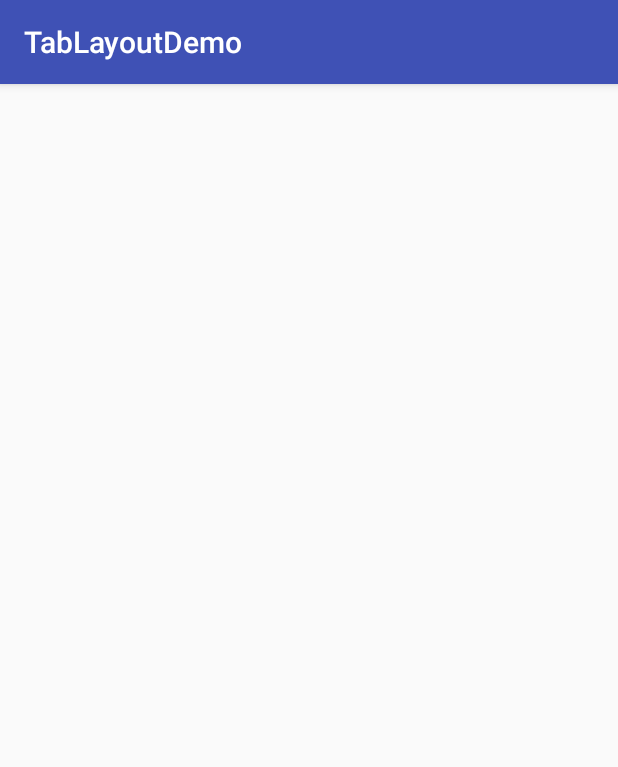
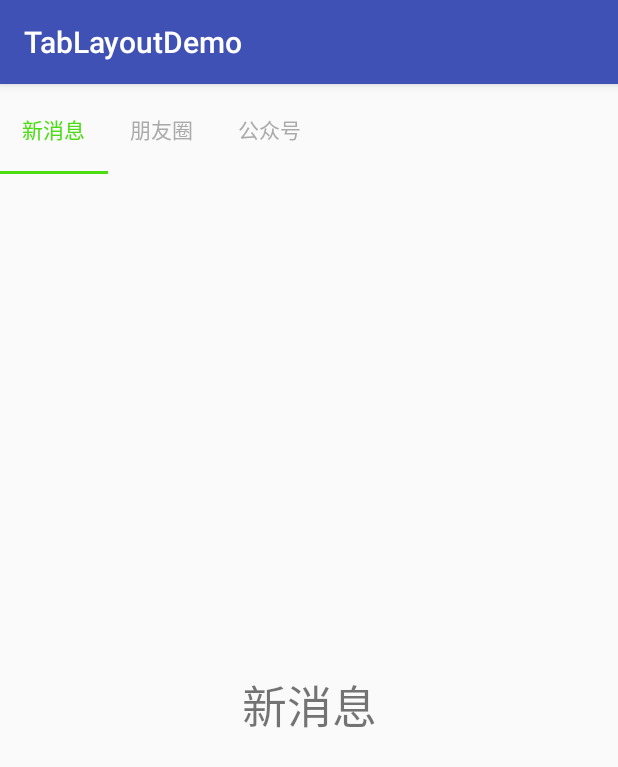
Before and after one commit to lindroy/TabLayoutDemo, an Android app: the screen it shows after launch (MainActivity), on a phone screen of 412 x 824 dp. Shown: the top 767 px of the screen. Run offline under Robolectric (Android 15) with nearby library versions, the phone set to English and light mode, and no system bars.

Commit message:
实现基础的效果。

```diff
--- a/app/src/main/java/com/lindroid/tablayoutdemo/MainActivity.java
+++ b/app/src/main/java/com/lindroid/tablayoutdemo/MainActivity.java
@@ -1,13 +1,75 @@
 package com.lindroid.tablayoutdemo;
 
 import android.os.Bundle;
+import android.support.design.widget.TabLayout;
+import android.support.v4.app.Fragment;
+import android.support.v4.app.FragmentManager;
+import android.support.v4.app.FragmentPagerAdapter;
+import android.support.v4.view.ViewPager;
 import android.support.v7.app.AppCompatActivity;
+import android.util.Log;
+
+import java.util.ArrayList;
+import java.util.List;
 
 public class MainActivity extends AppCompatActivity {
+    private ViewPager viewPager;
+    private TabLayout tabLayout;
+    private List<Fragment> fragments = new ArrayList<>();
+    private List<String> tabs = new ArrayList<>();
 
     @Override
     protected void onCreate(Bundle savedInstanceState) {
         super.onCreate(savedInstanceState);
         setContentView(R.layout.activity_main);
+        initData();
+        initView();
+    }
+
+    private void initData() {
+        tabs.add("新消息");
+        tabs.add("朋友圈");
+        tabs.add("公众号");
+        fragments.add(new TabFragment(this,tabs.get(0)));
+        fragments.add(new TabFragment(this,tabs.get(1)));
+        fragments.add(new TabFragment(this,tabs.get(2)));
+    }
+
+    private void initView() {
+        tabLayout = (TabLayout) findViewById(R.id.tayLayout);
+        viewPager = (ViewPager) findViewById(R.id.viewPager);
+        //设置TabLayout的模式
+        tabLayout.setTabMode(TabLayout.MODE_SCROLLABLE);
+        viewPager.setAdapter(new TabAdapter(getSupportFragmentManager()));
+        tabLayout.setupWithViewPager(viewPager);
+    }
+
+    class TabAdapter extends FragmentPagerAdapter{
+
+        public TabAdapter(FragmentManager fm) {
+            super(fm);
+        }
+
+        @Override
+        public Fragment getItem(int position) {
+            return fragments.get(position);
+        }
+
+        @Override
+        public int getCount() {
+            return fragments.size();
+        }
+
+        //显示标签上的文字
+        @Override
+        public CharSequence getPageTitle(int position) {
+            Log.e("Tag","position="+position);
+            return tabs.get(position);
+        }
+
+//        @Override
+//        public CharSequence getPageTitle(int position) {
+//            return tabs.get(position % tabs.size());
+//        }
     }
 }
--- a/app/src/main/java/com/lindroid/tablayoutdemo/TabFragment.java
+++ b/app/src/main/java/com/lindroid/tablayoutdemo/TabFragment.java
@@ -16,7 +16,7 @@ import android.widget.TextView;
 
 public class TabFragment extends Fragment {
     private Context context;
-    private String content;
+    private String content; //Fragment的显示内容
     public TabFragment() {
 
     }
--- a/app/src/main/res/layout/activity_main.xml
+++ b/app/src/main/res/layout/activity_main.xml
@@ -1,5 +1,6 @@
 <?xml version="1.0" encoding="utf-8"?>
 <LinearLayout xmlns:android="http://schemas.android.com/apk/res/android"
+    xmlns:app="http://schemas.android.com/apk/res-auto"
     xmlns:tools="http://schemas.android.com/tools"
     android:id="@+id/activity_main"
     android:layout_width="match_parent"
@@ -8,17 +9,18 @@
     tools:context="com.lindroid.tablayoutdemo.MainActivity">
 
     <android.support.design.widget.TabLayout
-        android:id="@+id/ty_main"
+        android:id="@+id/tayLayout"
         android:layout_width="match_parent"
-        android:layout_height="60dp">
-
-    </android.support.design.widget.TabLayout>
+        android:layout_height="60dp"
+        app:tabIndicatorColor="#49dd12"
+        app:tabSelectedTextColor="#49dd12"
+        app:tabTextColor="@android:color/darker_gray"/>
 
     <android.support.v4.view.ViewPager
-        android:id="@+id/vp_main"
-        android:layout_weight="1"
+        android:id="@+id/viewPager"
         android:layout_width="match_parent"
-        android:layout_height="0dp">
+        android:layout_height="0dp"
+        android:layout_weight="1">
 
     </android.support.v4.view.ViewPager>
 </LinearLayout>
```
